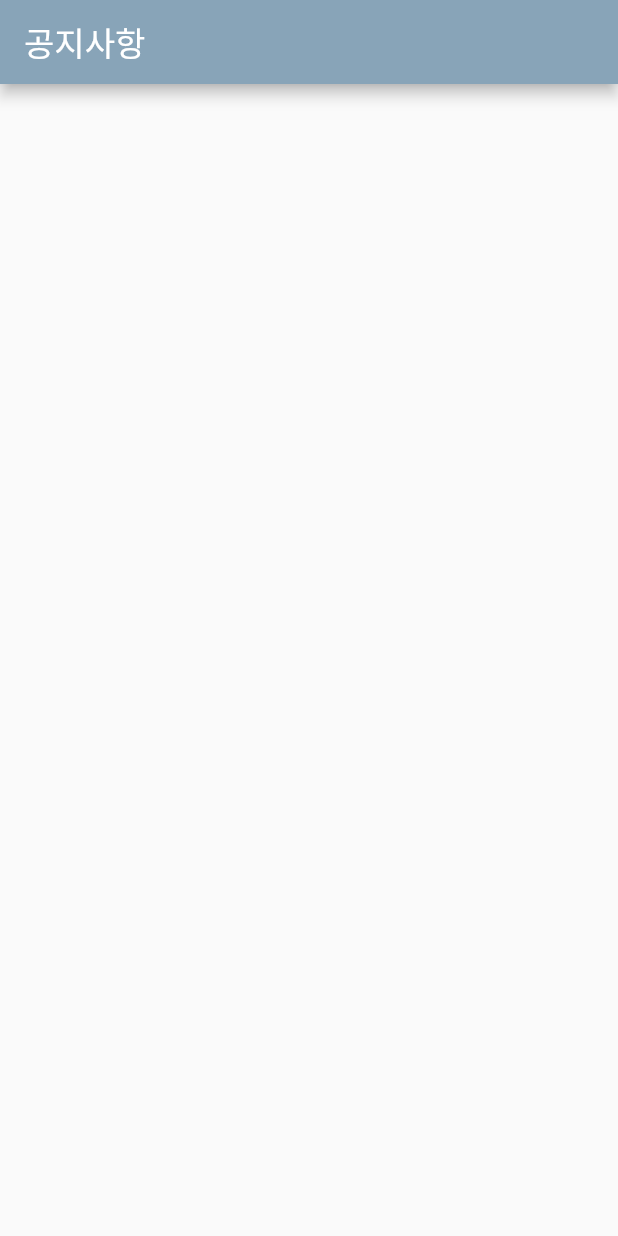
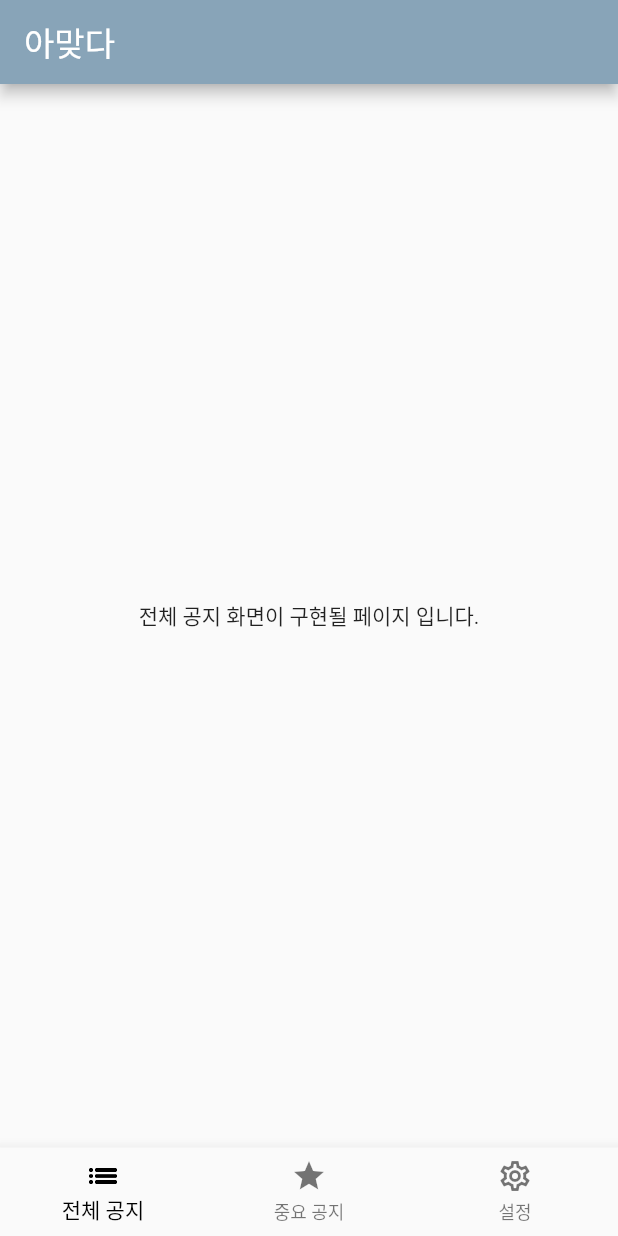
Before and after one commit to zixxin/Semicolon, a Flutter app: the screen it shows after launch, after a tap on an icon or button, on a phone screen of 412 x 824 dp. Run offline on Flutter 3.47's test engine with Material 2 defaults, Android fonts, the phone set to English and light mode, and no system bars; our stand-ins replace flutter_screenutil, flutter_signin_button, get; Roboto replaces fonts that are missing (main).

Commit message:
[home] navigation bar 구현 및 관련 파일 추가

```diff
--- /dev/null
+++ b/ohyeahthat/lib/binding/init_binding.dart
@@ -0,0 +1,9 @@
+import 'package:get/get.dart';
+import 'package:ohyeahthat/controller/home_controller.dart';
+
+class InitBinding implements Bindings {
+  @override
+  void dependencies() {
+    Get.lazyPut<HomeController>(() => HomeController());
+  }
+}
--- /dev/null
+++ b/ohyeahthat/lib/controller/home_controller.dart
@@ -0,0 +1,11 @@
+import 'package:get/get.dart';
+
+class HomeController extends GetxService{
+  static HomeController get to => Get.find();
+
+  RxInt currentIndex = 0.obs;
+
+  void changePageIndex(int index){
+    currentIndex(index);
+  }
+}
--- a/ohyeahthat/lib/main.dart
+++ b/ohyeahthat/lib/main.dart
@@ -4,6 +4,7 @@ import 'package:get/get_navigation/src/root/get_material_app.dart';
 import 'package:get/get_navigation/src/routes/get_route.dart';
 import 'package:ohyeahthat/screen/login.dart';
 import 'package:ohyeahthat/screen/home.dart';
+import 'binding/init_binding.dart';
 
 void main() {
   runApp(const MyApp());
@@ -25,6 +26,7 @@ class MyApp extends StatelessWidget {
           backgroundColor: Colors.white,
         ),
         home: const LoginScreen(),
+        initialBinding: InitBinding(),
         getPages: [
           GetPage(
             name: '/login',
--- /dev/null
+++ b/ohyeahthat/lib/screen/all_noti.dart
@@ -0,0 +1,17 @@
+import 'package:flutter/material.dart';
+
+class AllNotiScreen extends StatelessWidget{
+  const AllNotiScreen({Key? key}) : super(key: key);
+
+  @override
+
+  Widget build(BuildContext context) {
+    return const Scaffold(
+      body: SafeArea(
+        child: Center(
+          child: Text("전체 공지 화면이 구현될 페이지 입니다.")
+        )
+      )
+    );
+  }
+}
--- a/ohyeahthat/lib/screen/home.dart
+++ b/ohyeahthat/lib/screen/home.dart
@@ -1,22 +1,20 @@
 import 'package:flutter/material.dart';
-//import 'package:get/get.dart';
+import 'package:get/get.dart';
+import 'package:ohyeahthat/controller/home_controller.dart';
+import 'package:ohyeahthat/screen/all_noti.dart';
+import 'package:ohyeahthat/screen/pinned.dart';
+import 'package:ohyeahthat/screen/settings.dart';
 import 'package:ohyeahthat/theme/colors.dart';
 
-class HomeScreen extends StatefulWidget{
+class HomeScreen extends GetView<HomeController> {
   const HomeScreen({Key? key}) : super(key: key);
 
   @override
-  _HomeScreen createState() => _HomeScreen();
-}
-
-class _HomeScreen extends State<HomeScreen> {
-
-  @override
   Widget build(BuildContext context) {
-    return Scaffold(
+    return Obx(() => Scaffold(
       appBar: AppBar(
         title: const Text(
-          "공지사항",
+          "아맞다",
           style: TextStyle(
             fontFamily: 'main',
             fontSize: 22,
@@ -24,6 +22,35 @@ class _HomeScreen extends State<HomeScreen> {
         ),
         backgroundColor: primary,
       ),
-    );
+      body: IndexedStack(
+        index: controller.currentIndex.value,
+        children: const[
+          AllNotiScreen(),
+          PinnedScreen(),
+          SettingScreen()
+        ]
+      ),
+      bottomNavigationBar: Obx(() => BottomNavigationBar(
+        type: BottomNavigationBarType.fixed,
+        currentIndex: controller.currentIndex.value,
+        showSelectedLabels: true,
+        selectedItemColor: Colors.black,
+        onTap: controller.changePageIndex,
+        items: const[
+          BottomNavigationBarItem(
+            icon: Icon(Icons.list_outlined),
+            label: "전체 공지",
+          ),
+          BottomNavigationBarItem(
+            icon: Icon(Icons.star_outlined),
+            label: "중요 공지",
+          ),
+          BottomNavigationBarItem(
+            icon: Icon(Icons.settings_outlined),
+            label: "설정"
+          ),
+        ]
+      )
+    )));
   }
 }
--- /dev/null
+++ b/ohyeahthat/lib/screen/pinned.dart
@@ -0,0 +1,17 @@
+import 'package:flutter/material.dart';
+
+class PinnedScreen extends StatelessWidget{
+  const PinnedScreen({Key? key}) : super(key: key);
+
+  @override
+
+  Widget build(BuildContext context) {
+    return const Scaffold(
+      body: SafeArea(
+        child: Center(
+          child: Text("중요 공지 화면이 구현될 페이지 입니다.")
+        )
+      )
+    );
+  }
+}
--- /dev/null
+++ b/ohyeahthat/lib/screen/settings.dart
@@ -0,0 +1,17 @@
+import 'package:flutter/material.dart';
+
+class SettingScreen extends StatelessWidget{
+  const SettingScreen({Key? key}) : super(key: key);
+
+  @override
+
+  Widget build(BuildContext context) {
+    return const Scaffold(
+      body: SafeArea(
+        child: Center(
+          child: Text("설정 화면이 구현될 페이지 입니다.")
+        )
+      )
+    );
+  }
+}
```
